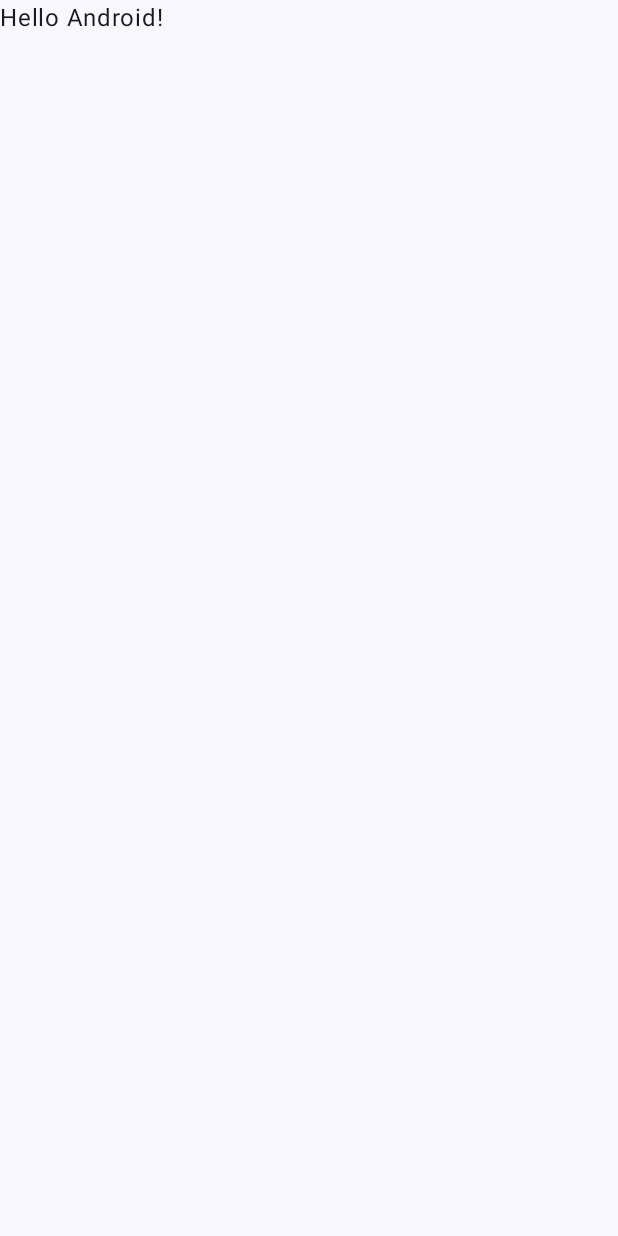
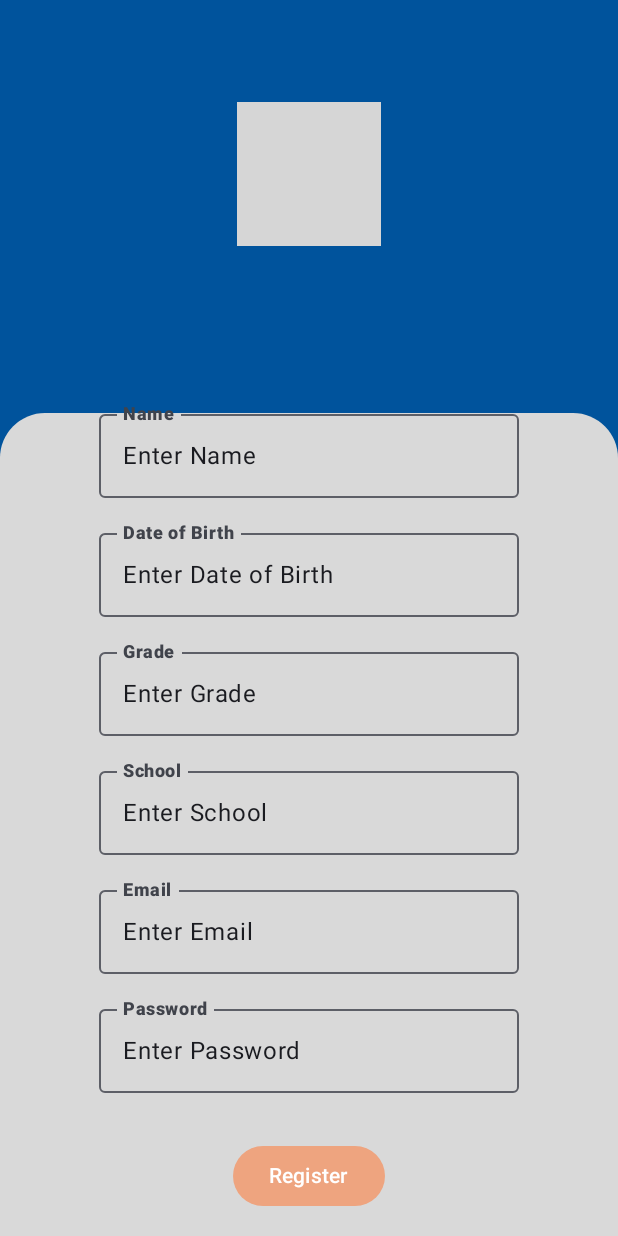
Before and after one commit to hoangr1010/Tutorable, an Android app built with Jetpack Compose: the StudentRegistration screen opened directly, with no data from a screen before it, on a phone screen of 412 x 824 dp. Before the commit the screen is almost empty. Run offline under Robolectric (Android 15) with nearby library versions, the phone set to English and light mode, and no system bars; grey boxes are pictures that could not be loaded.

Commit message:
Added Registration Pages
No functionality between or on pages. Just layout for now

```diff
--- a/TutorApp395Project/app/build.gradle.kts
+++ b/TutorApp395Project/app/build.gradle.kts
@@ -72,6 +72,7 @@ dependencies {
     implementation("androidx.navigation:navigation-fragment-ktx:2.6.0")
     implementation("androidx.navigation:navigation-ui-ktx:2.6.0")
     implementation("androidx.preference:preference:1.2.0")
+    implementation(platform("androidx.compose:compose-bom:2023.08.00"))
     testImplementation("junit:junit:4.13.2")
     androidTestImplementation("androidx.test.ext:junit:1.1.5")
     androidTestImplementation("androidx.test.espresso:espresso-core:3.5.1")
@@ -81,6 +82,7 @@ dependencies {
     androidTestImplementation(platform("androidx.compose:compose-bom:2023.08.00"))
     androidTestImplementation(platform("androidx.compose:compose-bom:2023.08.00"))
     androidTestImplementation(platform("androidx.compose:compose-bom:2023.08.00"))
+    androidTestImplementation(platform("androidx.compose:compose-bom:2023.08.00"))
     debugImplementation("androidx.compose.ui:ui-tooling")
     debugImplementation("androidx.compose.ui:ui-test-manifest")
 }
--- a/TutorApp395Project/app/src/main/java/com/example/tutorapp395project/StudentRegistration.kt
+++ b/TutorApp395Project/app/src/main/java/com/example/tutorapp395project/StudentRegistration.kt
@@ -1,15 +1,35 @@
 package com.example.tutorapp395project
 
 import android.os.Bundle
+import android.util.Log
 import androidx.activity.ComponentActivity
 import androidx.activity.compose.setContent
+import androidx.compose.foundation.background
+import androidx.compose.foundation.layout.Arrangement
+import androidx.compose.foundation.layout.Box
+import androidx.compose.foundation.layout.Column
 import androidx.compose.foundation.layout.fillMaxSize
+import androidx.compose.foundation.layout.fillMaxWidth
+import androidx.compose.foundation.layout.height
+import androidx.compose.foundation.layout.padding
+import androidx.compose.foundation.shape.RoundedCornerShape
+import androidx.compose.material3.Button
+import androidx.compose.material3.ButtonDefaults
 import androidx.compose.material3.MaterialTheme
+import androidx.compose.material3.OutlinedTextField
 import androidx.compose.material3.Surface
 import androidx.compose.material3.Text
 import androidx.compose.runtime.Composable
+import androidx.compose.runtime.getValue
+import androidx.compose.runtime.mutableStateOf
+import androidx.compose.runtime.remember
+import androidx.compose.runtime.setValue
+import androidx.compose.ui.Alignment
 import androidx.compose.ui.Modifier
+import androidx.compose.ui.graphics.Color
+import androidx.compose.ui.text.font.FontWeight
 import androidx.compose.ui.tooling.preview.Preview
+import androidx.compose.ui.unit.dp
 import com.example.tutorapp395project.ui.theme.TutorApp395ProjectTheme
 
 class StudentRegistration : ComponentActivity() {
@@ -22,7 +42,11 @@ class StudentRegistration : ComponentActivity() {
                     modifier = Modifier.fillMaxSize(),
                     color = MaterialTheme.colorScheme.background
                 ) {
-                    Greeting2("Android")
+                    Background()
+                    RegistrationBox()
+                    StudentRegistrationFields(onClick = {
+                        Log.d("Registration button",
+                            "Registration Button clicked.")})
                 }
             }
         }
@@ -30,17 +54,67 @@ class StudentRegistration : ComponentActivity() {
 }
 
 @Composable
-fun Greeting2(name: String, modifier: Modifier = Modifier) {
-    Text(
-        text = "Hello $name!",
-        modifier = modifier
+fun RegistrationBox(modifier: Modifier = Modifier) {
+    Box(
+        modifier = Modifier
+            .fillMaxWidth()
+            .height(1000.dp)
+            .padding(top = 275.dp)
+            .background(
+                color = Color(0xFFD9D9D9),
+                shape = RoundedCornerShape(topStart = 30.dp, topEnd = 30.dp)
+            )
     )
+}
+
+@Composable
+fun TextField(field: String, modifier: Modifier = Modifier) {
+    var userText by remember { mutableStateOf("Enter $field") }
+
+    OutlinedTextField(
+        value = userText,
+        onValueChange = { userText = it },
+        label = { Text("$field", fontWeight = FontWeight.Black) }
+    )
+    //return TODO("Provide the return value")
+}
+
+
+@Composable
+fun StudentRegistrationFields(onClick: () -> Unit, modifier: Modifier = Modifier) {
+    Column(
+        verticalArrangement = Arrangement.spacedBy(15.dp, Alignment.Bottom),
+        horizontalAlignment = Alignment.CenterHorizontally,
+        modifier = Modifier
+            .height(990.dp)
+            .fillMaxWidth()
+    ) {
+        TextField("Name")
+        TextField("Date of Birth")
+        TextField("Grade")
+        TextField("School")
+        TextField("Email")
+        TextField("Password")
+        Button(
+            onClick = { onClick() },
+            colors = ButtonDefaults.buttonColors(Color(0xFFEEA47F)),
+            modifier = Modifier
+                .padding(16.dp)
+            ) {
+                Text(
+                    text = "Register")
+        }
+    }
 }
 
 @Preview(showBackground = true)
 @Composable
-fun GreetingPreview3() {
+fun StudentRegistrationPreview() {
     TutorApp395ProjectTheme {
-        Greeting2("Android")
+        Background()
+        RegistrationBox()
+        StudentRegistrationFields(onClick = {
+            Log.d("Registration button",
+                "Registration Button clicked.")})
     }
 }
```
Also changed, not shown: TutorApp395Project/app/src/main/AndroidManifest.xml (+5 -4 lines), TutorApp395Project/app/src/main/java/com/example/tutorapp395project/LandingPage.kt (+18 -20 lines), TutorApp395Project/app/src/main/java/com/example/tutorapp395project/LoginPage.kt (+44 -30 lines), TutorApp395Project/app/src/main/java/com/example/tutorapp395project/RegistrationPage.kt (+83 -7 lines), TutorApp395Project/app/src/main/java/com/example/tutorapp395project/Settings.kt (deleted, +0 -26 lines), TutorApp395Project/app/src/main/java/com/example/tutorapp395project/StudentProfile.kt (deleted, +0 -35 lines), TutorApp395Project/app/src/main/java/com/example/tutorapp395project/StudentSchedule.kt (+97 -27 lines), TutorApp395Project/app/src/main/java/com/example/tutorapp395project/TutorProfile.kt (deleted, +0 -35 lines), TutorApp395Project/app/src/main/java/com/example/tutorapp395project/TutorRegistration.kt (+46 -8 lines), TutorApp395Project/app/src/main/java/com/example/tutorapp395project/TutorSchedule.kt (deleted, +0 -35 lines), TutorApp395Project/app/src/main/res/drawable-nodpi/calendar.png (added), TutorApp395Project/app/src/main/res/drawable-nodpi/profile.png (added), TutorApp395Project/app/src/main/res/drawable-nodpi/settings.png (added), TutorApp395Project/app/src/main/res/drawable-nodpi/student.png (added), 1 more files.
